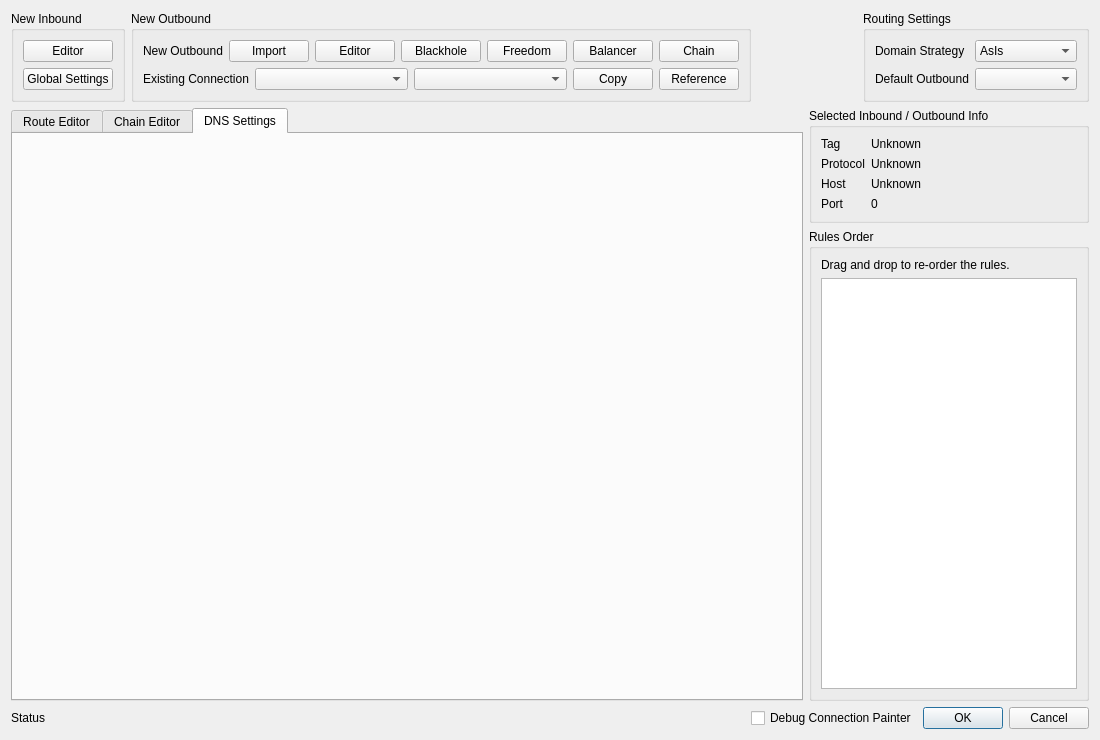
This is src/ui/widgets/editors/w_RoutesEditor.ui in Qv2ray/Qv2ray as Qt 5 draws it before an edit. The edited form follows.
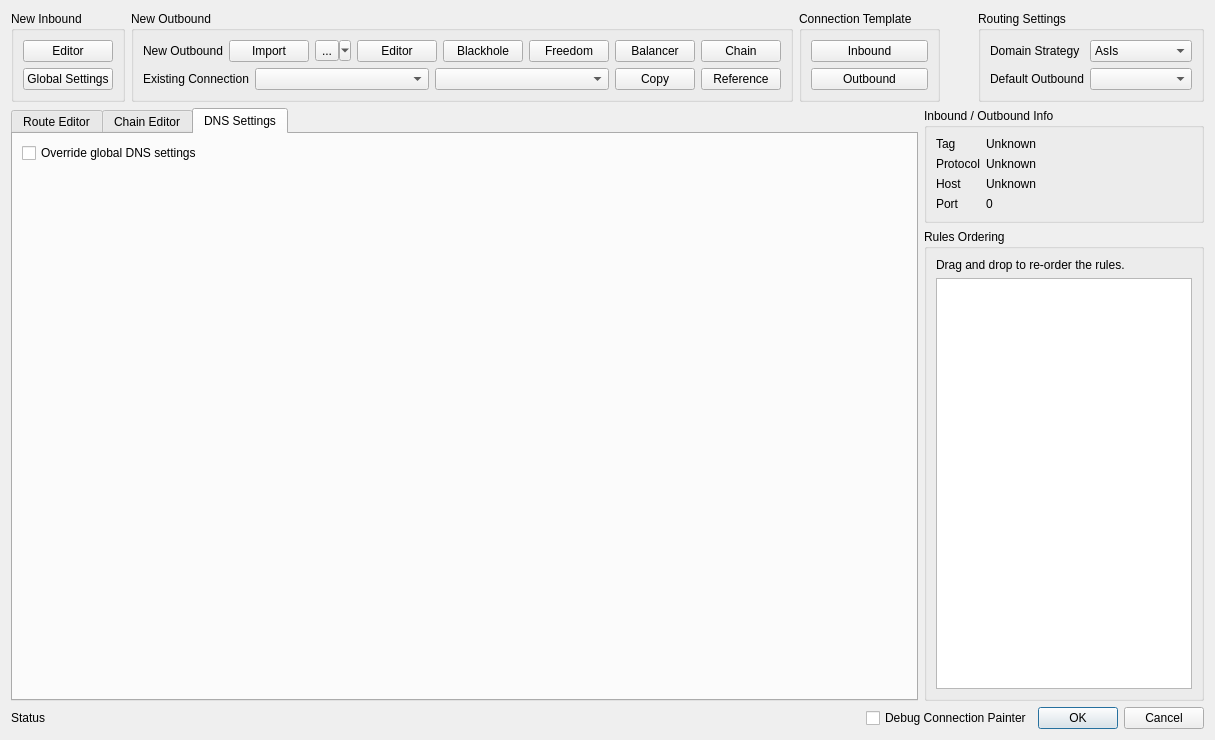
This is the edited form. The open tabs and pages were chosen to show the change.

Commit message: add: added connection template settings entry

What changed in the file:
```diff
--- a/src/ui/widgets/editors/w_RoutesEditor.ui
+++ b/src/ui/widgets/editors/w_RoutesEditor.ui
@@ -6,7 +6,7 @@
    <rect>
     <x>0</x>
     <y>0</y>
-    <width>1100</width>
+    <width>1215</width>
     <height>740</height>
    </rect>
   </property>
@@ -24,7 +24,7 @@
   </property>
   <layout class="QGridLayout" name="gridLayout_2" columnstretch="1,0">
    <item row="0" column="0" colspan="2">
-    <layout class="QHBoxLayout" name="horizontalLayout_2">
+    <layout class="QHBoxLayout" name="horizontalLayout_2" stretch="0,0,0,1,0">
      <item>
       <widget class="QGroupBox" name="groupBox_2">
        <property name="title">
@@ -79,6 +79,16 @@
             </property>
            </widget>
           </item>
+          <item>
+           <widget class="QToolButton" name="toolButton">
+            <property name="text">
+             <string>...</string>
+            </property>
+            <property name="popupMode">
+             <enum>QToolButton::MenuButtonPopup</enum>
+            </property>
+           </widget>
+          </item>
           <item>
            <widget class="QPushButton" name="addOutboundBtn">
             <property name="text">
@@ -156,6 +166,29 @@
        </layout>
       </widget>
      </item>
+     <item>
+      <widget class="QGroupBox" name="groupBox_4">
+       <property name="title">
+        <string>Connection Template</string>
+       </property>
+       <layout class="QVBoxLayout" name="verticalLayout_3">
+        <item>
+         <widget class="QPushButton" name="pushButton">
+          <property name="text">
+           <string>Inbound</string>
+          </property>
+         </widget>
+        </item>
+        <item>
+         <widget class="QPushButton" name="pushButton_2">
+          <property name="text">
+           <string>Outbound</string>
+          </property>
+         </widget>
+        </item>
+       </layout>
+      </widget>
+     </item>
      <item>
       <spacer name="horizontalSpacer">
        <property name="orientation">
@@ -260,9 +293,16 @@
        <string>DNS Settings</string>
       </attribute>
       <layout class="QGridLayout" name="gridLayout_5">
-       <item row="0" column="0">
+       <item row="1" column="0">
         <widget class="QWidget" name="dnsEditorUIWidget" native="true"/>
        </item>
+       <item row="0" column="0">
+        <widget class="QCheckBox" name="checkBox">
+         <property name="text">
+          <string>Override global DNS settings</string>
+         </property>
+        </widget>
+       </item>
       </layout>
      </widget>
     </widget>
@@ -272,7 +312,7 @@
      <item>
       <widget class="QGroupBox" name="horizontalGroupBox">
        <property name="title">
-        <string>Selected Inbound / Outbound Info</string>
+        <string>Inbound / Outbound Info</string>
        </property>
        <layout class="QFormLayout" name="formLayout_2">
         <item row="0" column="0">
@@ -337,7 +377,7 @@
      <item>
       <widget class="QGroupBox" name="groupBox_3">
        <property name="title">
-        <string>Rules Order</string>
+        <string>Rules Ordering</string>
        </property>
        <layout class="QGridLayout" name="gridLayout">
         <item row="1" column="0">
```
The commit also changes 1 other file.
